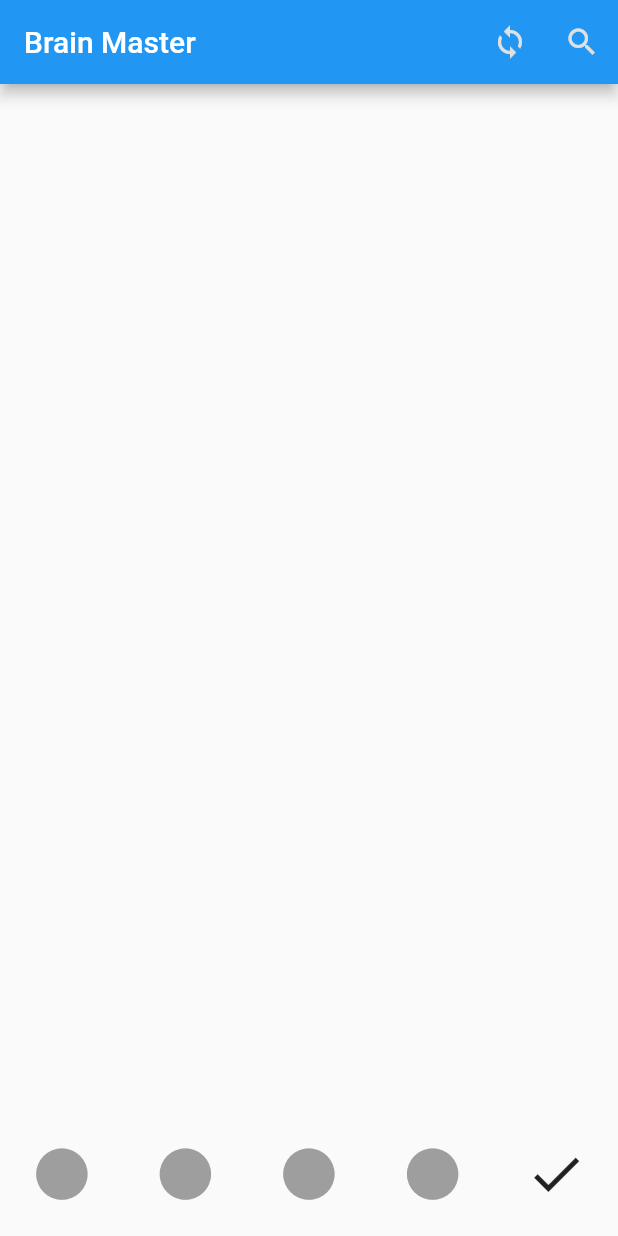
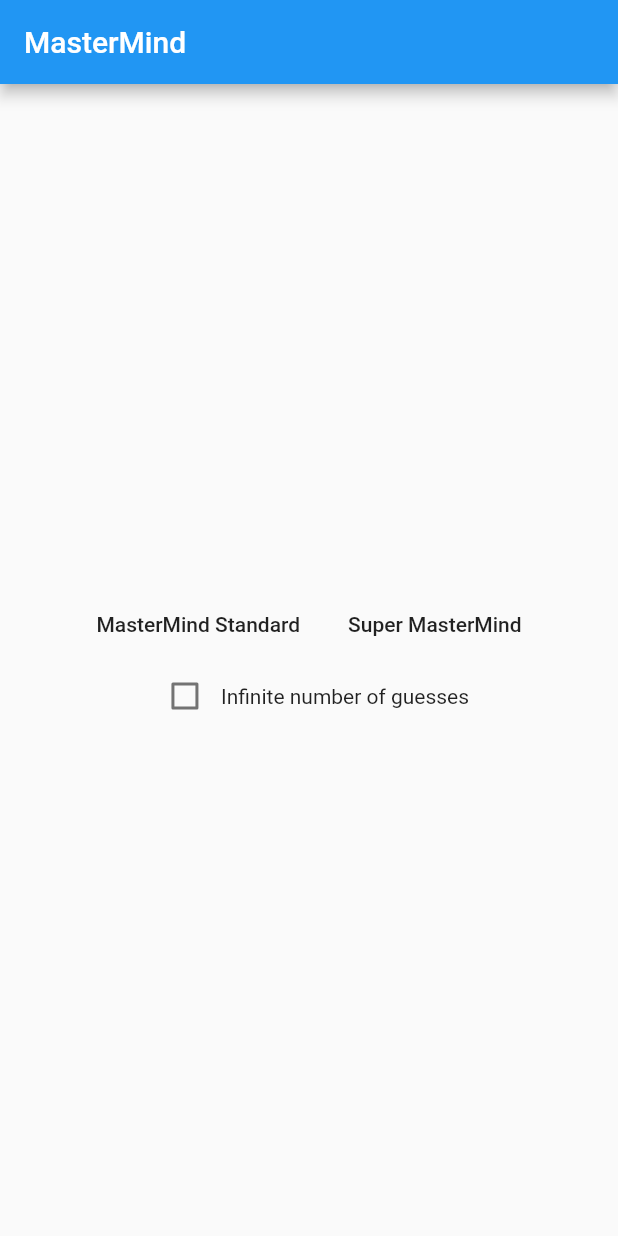
Before and after one commit to demogames/colorcode, a Flutter app: the screen it shows after launch, on a phone screen of 412 x 824 dp. Run offline on Flutter 3.47's test engine with Material 2 defaults, Android fonts, the phone set to English and light mode, and no system bars.

```diff
--- /dev/null
+++ b/lib/MasterMindApp.dart
@@ -0,0 +1,68 @@
+import 'package:flutter/material.dart';
+
+import 'package:mastermind/localization.dart';
+import 'package:mastermind/models.dart';
+import 'package:mastermind/routes.dart';
+import 'package:mastermind/screens/HomeScreen.dart';
+import 'package:mastermind/screens/GameScreen.dart';
+
+class MasterMindApp extends StatefulWidget {
+
+  @override
+  State<StatefulWidget> createState() => MasterMindAppState();
+}
+
+class MasterMindAppState extends State<MasterMindApp> {
+  AppState appState = AppState();
+
+  @override
+  Widget build(BuildContext context) {
+    return new MaterialApp(
+      title: MasterMindLocalizations().appTitle,
+      theme: new ThemeData(
+        primarySwatch: Colors.blue,
+      ),
+      localizationsDelegates: [
+        MasterMindLocalizationsDelegate(),
+      ],
+      routes: {
+        MasterMindRoutes.home: (context) =>
+            HomeScreen(
+              appState: appState,
+              generateCode: generateCode,
+              changeGameType: changeGameType,
+              enableInfiniteGuesses: enableInfiniteGuesses,
+            ),
+        MasterMindRoutes.game: (context) =>
+            GameScreen(
+              appState: appState,
+              generateCode: generateCode,
+            ),
+      },
+    );
+  }
+
+  void makeGuess() {
+    setState(() {
+      appState.makeGuess();
+    });
+  }
+
+  void generateCode() {
+    setState(() {
+      appState.generateCode();
+    });
+  }
+
+  void changeGameType(int type) {
+    setState(() {
+      appState.changeGameType(type);
+    });
+  }
+
+  void enableInfiniteGuesses(bool enable) {
+    setState(() {
+      appState.enableInfiniteGuesses(enable);
+    });
+  }
+}
--- a/lib/code.dart
+++ b/lib/code.dart
@@ -1,50 +1,18 @@
 import 'package:flutter/material.dart';
-import 'dart:math';
 
-class CodeMapper {
-  static var _codeColors = <Color>[
-    Colors.red,
-    Colors.green,
-    Colors.blue,
-    Colors.yellow,
-    Colors.orange,
-    Colors.purple
-  ];
-
-  static var _defaultColor = Colors.grey;
-
-  static Color getCodeColor(int code) {
-    if (code < 0 || code >= _codeColors.length) {
-      return _defaultColor;
-    }
-    return _codeColors[code];
-  }
-
-  static int colorCount() => _codeColors.length;
-}
-
-class Code {
-  var _code = <int>[-1, -1, -1, -1];
-
-  operator [](int i) => _code[i];
-  operator []=(int i, int value) => _code[i] = value;
-
-  int pinCount() => _code.length;
-}
+import 'package:mastermind/models.dart';
 
 class CodeWidget extends StatefulWidget {
-  Code _code;
+  Code code;
+  bool interactive;
 
-  CodeWidget(Code this._code);
+  CodeWidget({Code this.code, bool this.interactive});
 
   @override
-  createState() => new CodeState(_code);
+  createState() => new CodeState();
 }
 
 class CodeState extends State<CodeWidget> {
-  Code _code;
-
-  CodeState(Code this._code);
 
   @override
   Widget build(BuildContext context) {
@@ -56,7 +24,7 @@ class CodeState extends State<CodeWidget> {
 
   createPinWidgets() {
     var pinWidgets = <Widget>[];
-    for (int i = 0; i < _code.pinCount(); ++i) {
+    for (int i = 0; i < widget.code.pinCount(); ++i) {
       pinWidgets.add(
         new Expanded(
           child: new AspectRatio(
@@ -66,7 +34,7 @@ class CodeState extends State<CodeWidget> {
               child: new IconButton(
                 icon: new Icon(
                   Icons.brightness_1,
-                  color: CodeMapper.getCodeColor(_code[i]),
+                  color: CodeMapper.getCodeColor(widget.code[i]),
                 ),
                 onPressed: () {
                   selectColor(i);
@@ -85,11 +53,11 @@ class CodeState extends State<CodeWidget> {
   selectColor(int i) {
     showDialog(
         context: context,
-        builder: (BuildContext) => new ColorChooser()
+        builder: (BuildContext) => new ColorChooser(widget.code.colorCount())
     ).then((color) {
       if (color != null) {
         setState(() {
-          _code[i] = color;
+          widget.code[i] = color;
         });
       }
     });
@@ -97,10 +65,14 @@ class CodeState extends State<CodeWidget> {
 }
 
 class ColorChooser extends StatelessWidget {
+  final colorCount;
+
+  ColorChooser(int this.colorCount);
+
   @override
   Widget build(BuildContext context) {
     var colorWidgets = <Widget>[];
-    for (int i = 0; i < CodeMapper.colorCount(); ++i) {
+    for (int i = 0; i < colorCount; ++i) {
       colorWidgets.add(
         new Expanded(
           child: new AspectRatio(
--- /dev/null
+++ b/lib/keys.dart
@@ -0,0 +1,6 @@
+import 'package:flutter/widgets.dart';
+
+class MasterMindKeys {
+  static final homeScreen = const Key('__homeScreen__');
+  static final gameScreen = const Key('__gameScreen__');
+}
--- /dev/null
+++ b/lib/localization.dart
@@ -0,0 +1,28 @@
+import 'dart:async';
+
+import 'package:flutter/material.dart';
+
+class MasterMindLocalizations {
+  static MasterMindLocalizations of(BuildContext context) {
+    return Localizations.of<MasterMindLocalizations>(
+      context,
+      MasterMindLocalizations
+    );
+  }
+
+  String get appTitle => "MasterMind";
+  String get infiniteGuesses => "Infinite number of guesses";
+  String get masterMindStandard => "MasterMind Standard";
+  String get masterMindSuper => "Super MasterMind";
+}
+
+class MasterMindLocalizationsDelegate extends LocalizationsDelegate<MasterMindLocalizations> {
+  @override
+  bool isSupported(Locale locale) => locale.languageCode.toLowerCase().contains("en");
+
+  @override
+  Future<MasterMindLocalizations> load(Locale locale) => Future(() => MasterMindLocalizations());
+
+  @override
+  bool shouldReload(LocalizationsDelegate<MasterMindLocalizations> old) => false;
+}
--- a/lib/main.dart
+++ b/lib/main.dart
@@ -1,155 +1,5 @@
 import 'package:flutter/material.dart';
-import 'dart:math';
 
-import 'package:mastermind/code.dart';
+import 'package:mastermind/MasterMindApp.dart';
 
-void main() => runApp(new MyApp());
-
-class MyApp extends StatelessWidget {
-  // This widget is the root of your application.
-  @override
-  Widget build(BuildContext context) {
-    return new MaterialApp(
-      title: 'Flutter Demo',
-      theme: new ThemeData(
-        // This is the theme of your application.
-        //
-        // Try running your application with "flutter run". You'll see the
-        // application has a blue toolbar. Then, without quitting the app, try
-        // changing the primarySwatch below to Colors.green and then invoke
-        // "hot reload" (press "r" in the console where you ran "flutter run",
-        // or press Run > Flutter Hot Reload in IntelliJ). Notice that the
-        // counter didn't reset back to zero; the application is not restarted.
-        primarySwatch: Colors.blue,
-      ),
-      home: new GamePage(),
-
-    );
-  }
-}
-
-class GamePage extends StatefulWidget {
-  @override
-  GameState createState() => new GameState();
-}
-
-class GameState extends State<GamePage> {
-  var _code;
-  final _rand = new Random();
-
-  var _guesses = new List<Code>();
-
-  GameState() {
-    _code = _generateCode();
-  }
-
-  Code _generateCode() {
-    Code code = new Code();
-    for (int i=0; i<code.pinCount(); ++i) {
-      code[i] = _rand.nextInt(6);
-    }
-    return code;
-  }
-
-  void _regenerateCode() {
-    setState(() {
-      _guesses.insert(0, _code);
-      _code = _generateCode();
-    });
-  }
-
-  @override
-  Widget build(BuildContext context) {
-    final guessWidgets = _guesses.map(
-      (guess) {
-        return new ListTile(
-          title: new CodeWidget(guess),
-          trailing: new Icon(Icons.apps),
-        );
-      }
-    );
-
-    return new Scaffold(
-      appBar: new AppBar(
-        title: new Text("Brain Master"),
-        actions: <Widget>[
-          new IconButton(
-            icon: new Icon(
-              Icons.sync,
-              color: Theme.of(context).buttonColor,
-            ),
-            tooltip: "regenerate code",
-            onPressed: _regenerateCode
-          ),
-          new IconButton(
-            icon: new Icon(
-              Icons.search,
-              color: Theme.of(context).buttonColor,
-            ),
-            tooltip: "resolve",
-            onPressed: null
-          )
-        ],
-      ),
-      body: new Column(
-        mainAxisAlignment: MainAxisAlignment.end,
-        children: [
-          new Expanded(
-            child: new ListView(
-              children: ListTile.divideTiles(
-                context: context,
-                tiles: guessWidgets
-              ).toList(),
-              reverse: true,
-            ),
-          ),
-          new GuessWidget()
-        ],
-      ),
-    );
-  }
-}
-
-class GuessWidget extends StatefulWidget {
-  @override
-  createState() => new GuessState();
-}
-
-class GuessState extends State<GuessWidget> {
-  var _codeWidget;
-
-  GuessState() {
-    _codeWidget = new CodeWidget(new Code());
-  }
-
-  _checkGuess() {
-    print("Check Guess");
-  }
-
-  @override
-  Widget build(BuildContext context) {
-    return new Row(
-      children: <Widget>[
-        new Expanded(
-          child: _codeWidget,
-          flex: 4,
-        ),
-        new Expanded(
-          child: new AspectRatio(
-            aspectRatio: 1.0,
-            child: new FittedBox(
-              fit: BoxFit.fill,
-              child: new IconButton(
-                icon: new Icon(
-                  Icons.check,
-                ),
-                onPressed: _checkGuess
-              ),
-            ),
-          ),
-          flex: 1,
-        )
-      ],
-    );
-  }
-}
+void main() => runApp(MasterMindApp());
--- /dev/null
+++ b/lib/models.dart
@@ -0,0 +1,83 @@
+import 'dart:math';
+
+import 'package:flutter/material.dart';
+
+class AppState {
+
+  int gameType;
+  bool infiniteGuessesEnabled;
+  Code code;
+  List<Code> guesses;
+
+  AppState({
+    this.gameType = -1,
+    this.infiniteGuessesEnabled = false,
+  });
+
+  void makeGuess() {
+
+  }
+
+  void generateCode() {
+    guesses.clear();
+    code = Code(
+      gameType == 0 ? 4 : 5,
+      gameType == 0 ? 6 : 8,
+      random: true
+    );
+  }
+
+  void changeGameType(int type) {
+    this.gameType = type;
+  }
+
+  void enableInfiniteGuesses(bool enable) {
+    this.infiniteGuessesEnabled = enable;
+  }
+}
+
+
+class Code {
+  static final rand = Random();
+
+  final pinCount;
+  final colorCount;
+  List<int> _code;
+
+  Code(int this.pinCount, int this.colorCount, {bool random = false}) {
+    _code = List<int>(pinCount).map((i) => random ? rand.nextInt(colorCount) : -1).toList();
+  }
+
+  @override
+  String toString() {
+    return _code.toString();
+  }
+
+  @override
+  bool operator ==(other) => _code == other._code;
+  int  operator [](int i) => _code[i];
+  void operator []=(int i, int value) => _code[i] = value;
+}
+
+
+class CodeMapper {
+  static final _codeColors = <Color>[
+    Colors.red,
+    Colors.green,
+    Colors.blue,
+    Colors.yellow,
+    Colors.orange,
+    Colors.purple,
+    Colors.brown,
+    Colors.tealAccent
+  ];
+
+  static final _defaultColor = Colors.grey;
+
+  static Color getCodeColor(int code) {
+    if (code < 0 || code >= _codeColors.length) {
+      return _defaultColor;
+    }
+    return _codeColors[code];
+  }
+}
--- /dev/null
+++ b/lib/routes.dart
@@ -0,0 +1,4 @@
+class MasterMindRoutes {
+  static final home = "/";
+  static final game = "/game";
+}
--- /dev/null
+++ b/lib/screens/HomeScreen.dart
@@ -0,0 +1,75 @@
+import 'package:flutter/material.dart';
+
+import 'package:mastermind/keys.dart';
+import 'package:mastermind/localization.dart';
+import 'package:mastermind/models.dart';
+import 'package:mastermind/routes.dart';
+import 'package:mastermind/typedefs.dart';
+
+class HomeScreen extends StatefulWidget {
+  final AppState appState;
+  final Function generateCode;
+  final GameTypeChanger changeGameType;
+  final InfiniteGuessesEnabler enableInfiniteGuesses;
+
+  HomeScreen({
+    @required this.appState,
+    @required this.generateCode,
+    @required this.changeGameType,
+    @required this.enableInfiniteGuesses,
+  }) : super(key: MasterMindKeys.homeScreen);
+
+  @override
+  createState() => HomeScreenState();
+}
+
+class HomeScreenState extends State<HomeScreen> {
+  @override
+  Widget build(BuildContext context) {
+    return Scaffold(
+      appBar: AppBar(
+        title: Text(MasterMindLocalizations.of(context).appTitle),
+      ),
+      body: new Column(
+        mainAxisAlignment: MainAxisAlignment.center,
+        children: <Widget>[
+          new Row(
+            mainAxisAlignment: MainAxisAlignment.center,
+            children: <Widget>[
+              new MaterialButton(
+                onPressed: () {
+                  widget.changeGameType(0); // FIXME add constant
+                  Navigator.pushNamed(context, MasterMindRoutes.game);
+                },
+                child: new Text(
+                  MasterMindLocalizations.of(context).masterMindStandard
+                ),
+              ),
+              new MaterialButton(
+                onPressed: () {
+                  widget.changeGameType(1); // FIXME add constant
+                  Navigator.pushNamed(context, MasterMindRoutes.game);
+                },
+                child: new Text(
+                    MasterMindLocalizations.of(context).masterMindSuper
+                ),
+              ),
+            ],
+          ),
+          new Row(
+            mainAxisAlignment: MainAxisAlignment.center,
+            children: <Widget>[
+              new Checkbox(
+                value: widget.appState.infiniteGuessesEnabled,
+                onChanged: widget.enableInfiniteGuesses,
+              ),
+              new Text(
+                MasterMindLocalizations.of(context).infiniteGuesses
+              ),
+            ],
+          )
+        ],
+      ),
+    );
+  }
+}
--- /dev/null
+++ b/lib/typedefs.dart
@@ -0,0 +1,3 @@
+typedef GameTypeChanger(int type);
+
+typedef InfiniteGuessesEnabler(bool enable);
```
Also changed, not shown: lib/screens/GameScreen.dart (added, +94 -0 lines), 1 other file.
